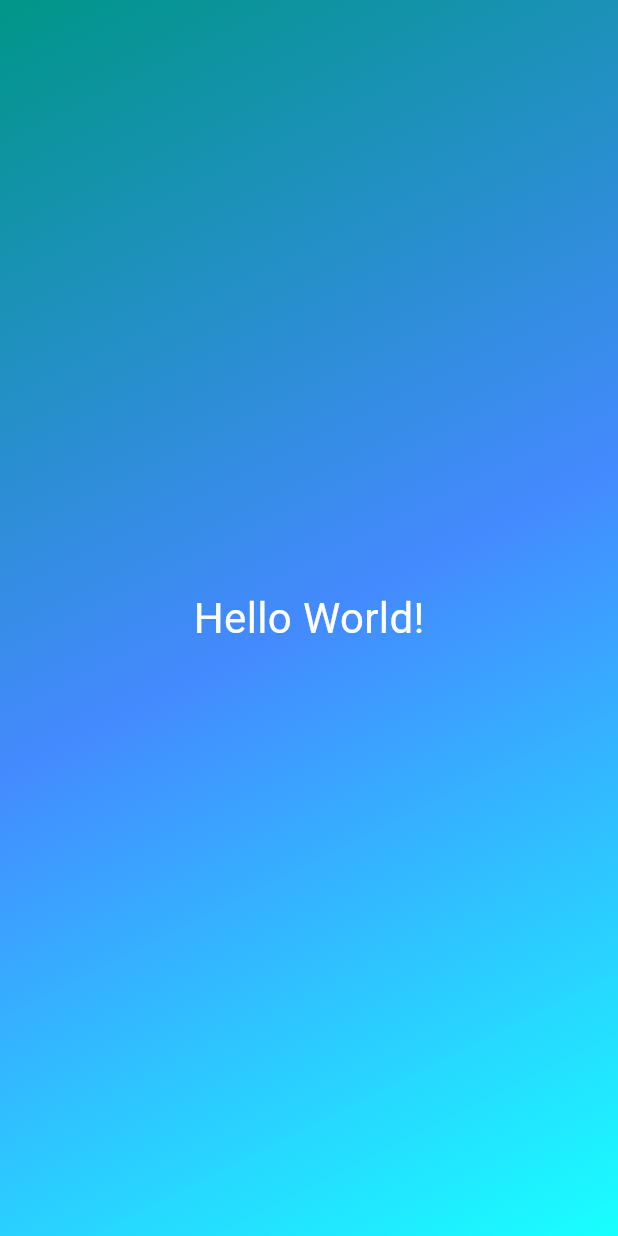
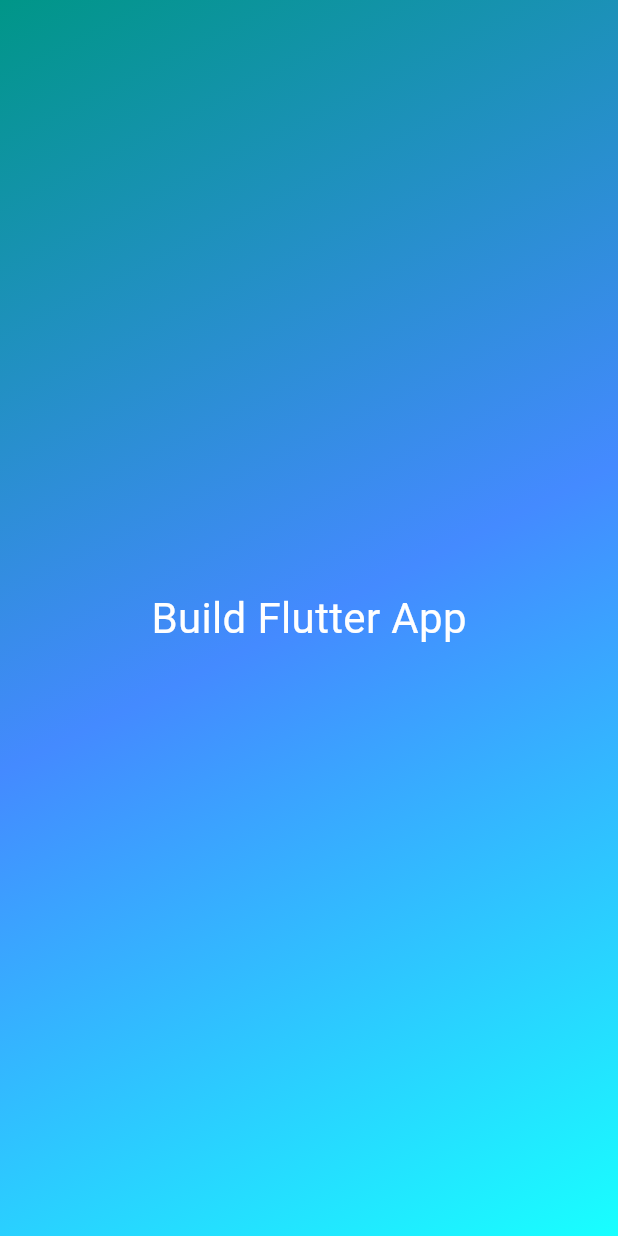
Before and after one commit to kickbuttowski25/FlutterApp, a Flutter app: the screen it shows after launch, on a phone screen of 412 x 824 dp. Run offline on Flutter 3.47's test engine with Material 3 defaults, Android fonts, the phone set to English and light mode, and no system bars.

Commit message:
Added class for gradient container for custom widget and craeted a const for the GradientContainer

```diff
--- a/lib/main.dart
+++ b/lib/main.dart
@@ -4,7 +4,16 @@ void main() {
   runApp(
     MaterialApp(
       home: Scaffold(
-        body: Container(
+        body: GradientContainer(),
+      ),
+    ),
+  );
+}
+
+class GradientContainer extends StatelessWidget {
+  @override
+  Widget build(BuildContext context) {
+    return Container(
       decoration: const BoxDecoration(
         gradient: LinearGradient(
           colors: [
@@ -18,15 +27,13 @@ void main() {
       ),
       child: const Center(
         child: Text(
-              'Hello World!',
+          'Build Flutter App',
           style: TextStyle(
             color: Colors.white,
             fontSize: 28,
           ),
         ),
       ),
-        ),
-      ),
-    ),
     );
   }
+}
```
Lines whose indentation alone changed are shown as unchanged.
